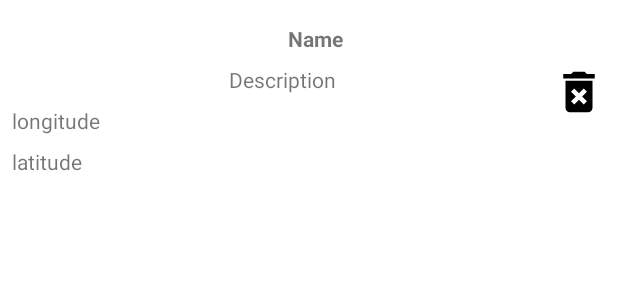
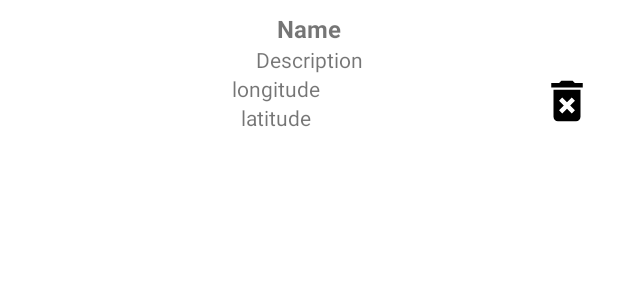
Before and after one commit to pfrost982/Map, an Android app: the layout item_recycler.xml on its own in the app's theme, with its tools: preview values and no code run, on a phone screen of 412 x 824 dp. Shown: the top 300 px of the screen. Run offline under Robolectric (Android 15) with nearby library versions, the phone set to English and light mode, and no system bars.

Commit message:
small refactoring

```diff
--- a/app/src/main/java/ru/gb/map/MainActivity.kt
+++ b/app/src/main/java/ru/gb/map/ui/MainActivity.kt
@@ -7,6 +7,7 @@ import androidx.fragment.app.replace
 import androidx.lifecycle.ViewModelProvider
 import com.yandex.mapkit.MapKitFactory
 import ru.gb.map.databinding.ActivityMainBinding
+import ru.gb.map.ui.MainViewModel
 import ru.gb.map.ui.map.MapFragment
 import ru.gb.map.ui.markers.MarkersFragment
 
--- a/app/src/main/java/ru/gb/map/MainViewModel.kt
+++ b/app/src/main/java/ru/gb/map/ui/MainViewModel.kt
@@ -1,4 +1,4 @@
-package ru.gb.map
+package ru.gb.map.ui
 
 import androidx.lifecycle.LiveData
 import androidx.lifecycle.MutableLiveData
--- a/app/src/main/java/ru/gb/map/ui/map/MapFragment.kt
+++ b/app/src/main/java/ru/gb/map/ui/map/MapFragment.kt
@@ -21,7 +21,7 @@ import com.yandex.mapkit.map.Map
 import com.yandex.mapkit.mapview.MapView
 import com.yandex.mapkit.user_location.UserLocationLayer
 import com.yandex.runtime.image.ImageProvider
-import ru.gb.map.MainViewModel
+import ru.gb.map.ui.MainViewModel
 import ru.gb.map.R
 import ru.gb.map.ViewModelSaver
 import ru.gb.map.databinding.DialogNewMarkBinding
--- a/app/src/main/java/ru/gb/map/ui/markers/MarkersFragment.kt
+++ b/app/src/main/java/ru/gb/map/ui/markers/MarkersFragment.kt
@@ -9,7 +9,7 @@ import androidx.appcompat.app.AlertDialog
 import androidx.fragment.app.Fragment
 import androidx.recyclerview.widget.LinearLayoutManager
 import androidx.recyclerview.widget.RecyclerView
-import ru.gb.map.MainViewModel
+import ru.gb.map.ui.MainViewModel
 import ru.gb.map.ViewModelSaver
 import ru.gb.map.databinding.DialogNewMarkBinding
 import ru.gb.map.databinding.FragmentMarkersBinding
@@ -46,7 +46,7 @@ class MarkersFragment : Fragment() {
             }
         )
         recyclerView.adapter = adapter
-        viewModel.liveDataPlaceMarkersList.observe(viewLifecycleOwner) { adapter.setMarksData(it) }
+        viewModel.liveDataPlaceMarkersList.observe(viewLifecycleOwner) { adapter.setData(it) }
     }
 
     private fun editMark(position: Int) {
--- a/app/src/main/res/layout/item_recycler.xml
+++ b/app/src/main/res/layout/item_recycler.xml
@@ -3,18 +3,15 @@
     xmlns:app="http://schemas.android.com/apk/res-auto"
     android:layout_width="match_parent"
     android:layout_height="wrap_content"
-    android:layout_marginTop="8dp"
-    android:paddingBottom="8sp">
+    android:layout_margin="8dp">
 
     <TextView
         android:id="@+id/title"
         android:layout_width="match_parent"
         android:layout_height="wrap_content"
-        android:layout_marginStart="8dp"
         android:gravity="center"
-        android:paddingTop="8dp"
         android:text="Name"
-        android:textSize="14sp"
+        android:textSize="16sp"
         android:textStyle="bold"
         app:layout_constraintEnd_toEndOf="parent"
         app:layout_constraintStart_toStartOf="parent"
@@ -24,10 +21,8 @@
         android:id="@+id/description"
         android:layout_width="wrap_content"
         android:layout_height="wrap_content"
-        android:layout_marginStart="8dp"
-        android:paddingTop="8dp"
         android:text="Description"
-        app:layout_constraintEnd_toStartOf="@id/delete"
+        app:layout_constraintEnd_toEndOf="parent"
         app:layout_constraintStart_toStartOf="parent"
         app:layout_constraintTop_toBottomOf="@id/title" />
 
@@ -35,10 +30,9 @@
         android:id="@+id/longitude"
         android:layout_width="wrap_content"
         android:layout_height="wrap_content"
-        android:layout_marginStart="8dp"
         android:gravity="center"
-        android:paddingTop="8dp"
         android:text="longitude"
+        app:layout_constraintEnd_toStartOf="@+id/delete"
         app:layout_constraintStart_toStartOf="parent"
         app:layout_constraintTop_toBottomOf="@id/description" />
 
@@ -46,10 +40,9 @@
         android:id="@+id/latitude"
         android:layout_width="wrap_content"
         android:layout_height="wrap_content"
-        android:layout_marginStart="8dp"
         android:gravity="center"
-        android:paddingTop="8dp"
         android:text="latitude"
+        app:layout_constraintEnd_toStartOf="@+id/delete"
         app:layout_constraintStart_toStartOf="parent"
         app:layout_constraintTop_toBottomOf="@id/longitude" />
 
@@ -57,10 +50,9 @@
         android:id="@+id/delete"
         android:layout_width="36dp"
         android:layout_height="36dp"
-        android:layout_marginTop="8dp"
         android:layout_marginEnd="8dp"
         android:contentDescription="delete"
         android:src="@drawable/ic_delete_12"
         app:layout_constraintEnd_toEndOf="parent"
-        app:layout_constraintTop_toTopOf="@id/description" />
+        app:layout_constraintTop_toBottomOf="@+id/description" />
 </androidx.constraintlayout.widget.ConstraintLayout>
```
Also changed, not shown: app/src/main/java/ru/gb/map/ui/markers/Adapter.kt (+8 -11 lines), app/src/main/res/layout/dialog_new_mark.xml (+9 -5 lines).
